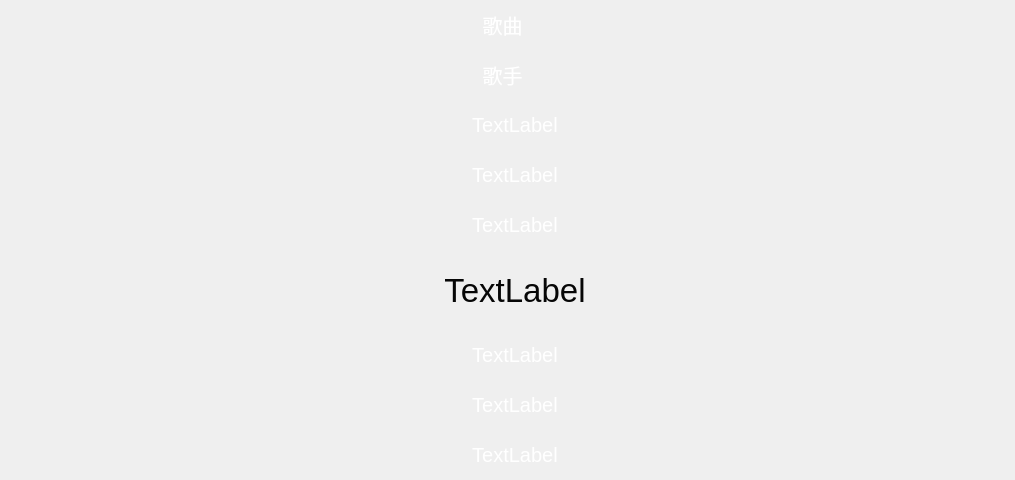
Above: client/src/ui/lrcwidget.ui from amikellt911/music_app before the change. Below: the same form after it.
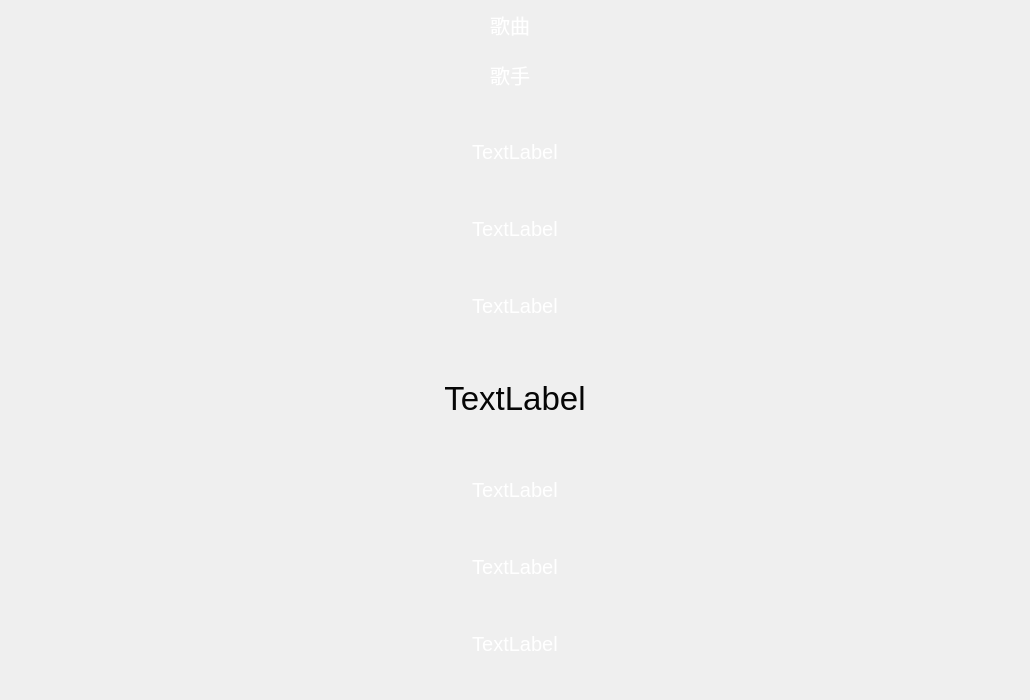
That is the form after the change. Icons and pictures are not drawn.

```diff
--- a/client/src/ui/lrcwidget.ui
+++ b/client/src/ui/lrcwidget.ui
@@ -18,7 +18,7 @@
     <number>0</number>
    </property>
    <property name="sizeConstraint">
-    <enum>QLayout::SetFixedSize</enum>
+    <enum>QLayout::SetDefaultConstraint</enum>
    </property>
    <property name="leftMargin">
     <number>0</number>
```
